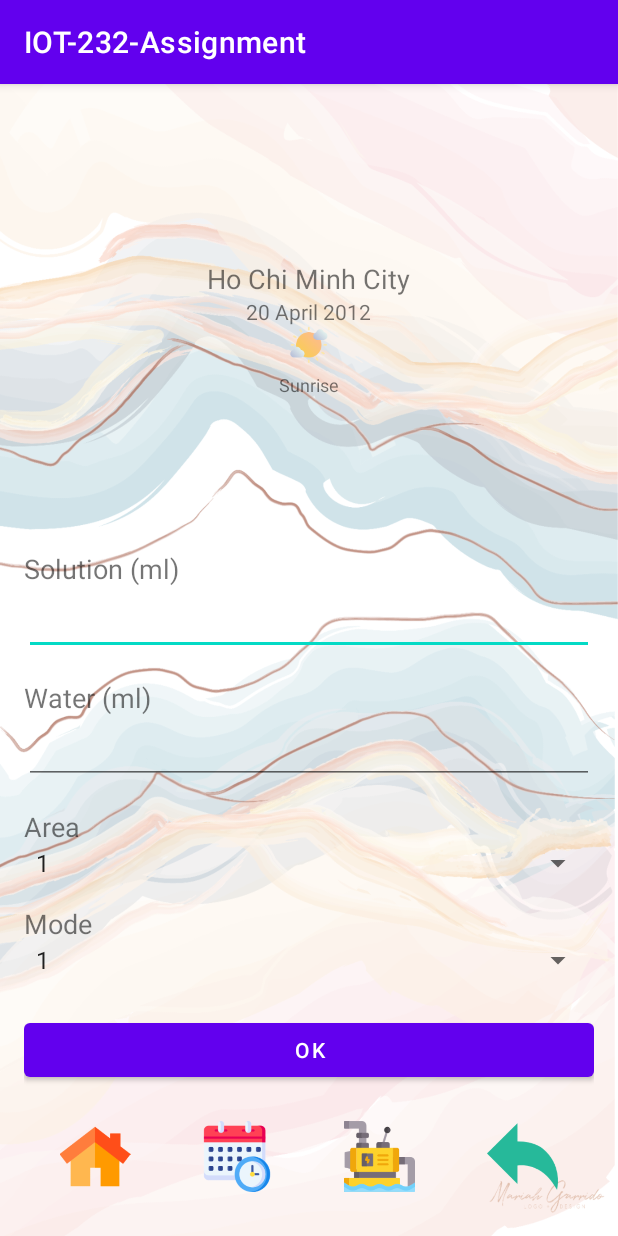
After one commit to kientr2002/IOT-232-Assignment-UI, an Android app: the AddMixActivity screen opened directly, with no data from a screen before it, on a phone screen of 412 x 824 dp. The commit adds this screen. Run offline under Robolectric (Android 15) with nearby library versions, the phone set to English and light mode, and no system bars; libraries missing offline, so code that uses them is left out: com.github.angads25.toggle, org.eclipse.paho.

Commit message:
add 2 page add schedule and add mix

```diff
--- a/app/src/main/AndroidManifest.xml
+++ b/app/src/main/AndroidManifest.xml
@@ -38,7 +38,12 @@
         <activity android:name=".MixActivity">
 
         </activity>
+        <activity android:name=".AddScheduleActivity">
 
+        </activity>
+        <activity android:name=".AddMixActivity">
+
+        </activity>
         <service android:name="org.eclipse.paho.android.service.MqttService"/>
     </application>
 
--- /dev/null
+++ b/app/src/main/java/com/example/iot_232_assignment/AddMixActivity.java
@@ -0,0 +1,67 @@
+package com.example.iot_232_assignment;
+
+import androidx.appcompat.app.AppCompatActivity;
+import androidx.annotation.NonNull;
+import androidx.core.app.ActivityCompat;
+
+import android.app.AlertDialog;
+
+import android.Manifest;
+
+import android.content.Context;
+import android.content.DialogInterface;
+import android.content.pm.PackageManager;
+import android.content.Intent;
+
+import android.graphics.Color;
+import android.graphics.drawable.GradientDrawable;
+
+import android.location.Address;
+import android.location.Geocoder;
+
+import android.os.AsyncTask;
+import android.os.Bundle;
+import android.os.Handler;
+
+import android.util.Log;
+
+import android.view.View;
+
+import android.widget.Button;
+import android.widget.ImageView;
+import android.widget.LinearLayout;
+import android.widget.TextView;
+import android.widget.Toast;
+import android.widget.ImageButton;
+
+import com.github.angads25.toggle.interfaces.OnToggledListener;
+import com.github.angads25.toggle.widget.LabeledSwitch;
+
+import org.eclipse.paho.client.mqttv3.IMqttDeliveryToken;
+import org.eclipse.paho.client.mqttv3.MqttCallbackExtended;
+import org.eclipse.paho.client.mqttv3.MqttException;
+import org.eclipse.paho.client.mqttv3.MqttMessage;
+
+import java.io.BufferedReader;
+import java.io.IOException;
+import java.io.InputStreamReader;
+import java.net.HttpURLConnection;
+import java.net.URL;
+import java.nio.charset.Charset;
+import java.text.SimpleDateFormat;
+import java.util.Calendar;
+import java.util.Date;
+import java.util.List;
+import java.util.Locale;
+import java.util.TimeZone;
+
+import org.json.JSONArray;
+import org.json.JSONException;
+import org.json.JSONObject;
+
+public class AddMixActivity extends AppCompatActivity {
+    protected void onCreate(Bundle savedInstanceState){
+        super.onCreate(savedInstanceState);
+        setContentView(R.layout.activity_addmix); // Ensure this matches your layout file name
+    }
+}
--- a/app/src/main/java/com/example/iot_232_assignment/MQTTHelper.java
+++ b/app/src/main/java/com/example/iot_232_assignment/MQTTHelper.java
@@ -118,14 +118,14 @@ public class MQTTHelper {
         for (int i = 0; i < arrayTopics.length; i++) {
             final int index = i;
             if (subscribedTopics.contains(arrayTopics[i])) {
-                Log.d(arrayTopics[i], ":Already subscribed");
+//                Log.d(arrayTopics[i], ":Already subscribed");
                 continue;
             } else {
                 try {
                     mqttAndroidClient.subscribe(arrayTopics[i], 0, null, new IMqttActionListener() {
                         @Override
                         public void onSuccess(IMqttToken asyncActionToken) {
-                            Log.d(arrayTopics[index], ":Subscribed!");
+//                            Log.d(arrayTopics[index], ":Subscribed!");
                             subscribedTopics.add(arrayTopics[index]);
                         }
 
--- /dev/null
+++ b/app/src/main/res/layout/activity_addmix.xml
@@ -0,0 +1,187 @@
+<?xml version="1.0" encoding="utf-8"?>
+<LinearLayout xmlns:android="http://schemas.android.com/apk/res/android"
+    xmlns:tools="http://schemas.android.com/tools"
+    android:layout_width="match_parent"
+    android:layout_height="match_parent"
+    android:orientation="vertical"
+    android:background="@drawable/background"
+    tools:context=".AddMixActivity">
+    <LinearLayout
+        android:layout_width="match_parent"
+        android:layout_height="match_parent"
+        android:orientation="vertical"
+        android:padding="16dp">
+        <LinearLayout
+            android:layout_width="match_parent"
+            android:layout_height="0dp"
+            android:layout_weight="40"
+            android:orientation="vertical"
+            android:gravity = "center">
+            <!--        Time API-->
+            <LinearLayout
+                android:id="@+id/addressContainer"
+                android:layout_width="match_parent"
+                android:layout_height="wrap_content"
+                android:gravity="center"
+                android:orientation="vertical">
+
+                <TextView
+                    android:id="@+id/address"
+                    android:layout_width="wrap_content"
+                    android:layout_height="wrap_content"
+                    android:text="Ho Chi Minh City"
+                    android:textSize="18dp" />
+
+                <TextView
+                    android:id="@+id/forecastTextView"
+                    android:layout_width="wrap_content"
+                    android:layout_height="wrap_content"
+                    android:text="20 April 2012"
+                    android:textSize="14dp" />
+            </LinearLayout>
+            <ImageView android:id="@+id/weatherImageView" android:layout_width="25dp" android:layout_height="25dp"
+                android:src="@drawable/sunny"/>
+            <Space android:layout_width="wrap_content" android:layout_height="5dp"/>
+            <TextView android:id="@+id/weatherTextView" android:layout_width="wrap_content" android:layout_height="wrap_content"
+                android:textSize="12dp" android:text="Sunrise"/>
+        </LinearLayout>
+
+
+        <TextView
+            android:layout_width="wrap_content"
+            android:layout_height="wrap_content"
+            android:text="Solution (ml)"
+            android:textSize="18sp" />
+
+        <EditText
+            android:id="@+id/solution_input"
+            android:layout_width="match_parent"
+            android:layout_height="wrap_content"
+            android:inputType="numberDecimal" />
+
+        <TextView
+            android:layout_width="wrap_content"
+            android:layout_height="wrap_content"
+            android:text="Water (ml)"
+            android:textSize="18sp"
+            android:layout_marginTop="16dp" />
+
+        <EditText
+            android:id="@+id/water_input"
+            android:layout_width="match_parent"
+            android:layout_height="wrap_content"
+            android:inputType="numberDecimal" />
+
+        <TextView
+            android:layout_width="wrap_content"
+            android:layout_height="wrap_content"
+            android:text="Area"
+            android:textSize="18sp"
+            android:layout_marginTop="16dp" />
+
+        <Spinner
+            android:id="@+id/area_spinner"
+            android:layout_width="match_parent"
+            android:layout_height="wrap_content"
+            android:entries="@array/area_options" />
+
+        <TextView
+            android:layout_width="wrap_content"
+            android:layout_height="wrap_content"
+            android:text="Mode"
+            android:textSize="18sp"
+            android:layout_marginTop="16dp" />
+
+        <Spinner
+            android:id="@+id/mode_spinner"
+            android:layout_width="match_parent"
+            android:layout_height="wrap_content"
+            android:entries="@array/mode_options" />
+
+        <Button
+            android:id="@+id/ok_button"
+            android:layout_width="match_parent"
+            android:layout_height="wrap_content"
+            android:text="OK"
+            android:layout_marginTop="24dp" />
+        <LinearLayout
+
+            android:layout_width="match_parent"
+            android:layout_height="0dp"
+            android:layout_weight="10"
+            android:layout_marginTop="10dp">
+            <LinearLayout
+                android:id="@+id/NavigateBarLayout1"
+                android:layout_width="0dp"
+                android:layout_height="match_parent"
+                android:layout_weight="50"
+                android:layout_margin="5dp"
+                android:orientation="horizontal">
+                <ImageButton
+                    android:id="@+id/homeButton"
+                    android:layout_width="match_parent"
+                    android:layout_height="match_parent"
+                    android:src="@drawable/home"
+                    android:scaleType="fitCenter"
+                    android:adjustViewBounds = "true"
+                    android:background="?android:attr/selectableItemBackgroundBorderless"
+                    android:padding="8dp"
+                    android:layout_gravity="center" />
+            </LinearLayout>
+            <LinearLayout
+                android:id="@+id/NavigateBarLayout2"
+                android:layout_width="0dp"
+                android:layout_height="match_parent"
+                android:layout_weight="50"
+                android:layout_margin="5dp"
+                android:orientation="horizontal">
+                <ImageButton
+                    android:id="@+id/scheduleButton"
+                    android:layout_width="match_parent"
+                    android:layout_height="match_parent"
+                    android:src="@drawable/schedule"
+                    android:scaleType="fitCenter"
+                    android:adjustViewBounds = "true"
+                    android:background="?android:attr/selectableItemBackgroundBorderless"
+                    android:padding="8dp"
+                    android:layout_gravity="center" />
+            </LinearLayout>
+            <LinearLayout
+                android:id="@+id/NavigateBarLayout3"
+                android:layout_width="0dp"
+                android:layout_height="match_parent"
+                android:layout_weight="50"
+                android:layout_margin="5dp"
+                android:orientation="horizontal">
+                <ImageButton
+                    android:id="@+id/mixButton"
+                    android:layout_width="match_parent"
+                    android:layout_height="match_parent"
+                    android:src="@drawable/pump"
+                    android:scaleType="fitCenter"
+                    android:adjustViewBounds = "true"
+                    android:background="?android:attr/selectableItemBackgroundBorderless"
+                    android:padding="8dp"
+                    android:layout_gravity="center" />
+            </LinearLayout>
+            <LinearLayout
+                android:id="@+id/NavigateBarLayout4"
+                android:layout_width="0dp"
+                android:layout_height="match_parent"
+                android:layout_weight="50"
+                android:layout_margin="5dp"
+                android:orientation="horizontal">
+                <ImageButton
+                    android:id="@+id/backButton"
+                    android:layout_width="match_parent"
+                    android:layout_height="match_parent"
+                    android:src="@drawable/back"
+                    android:scaleType="fitCenter"
+                    android:adjustViewBounds = "true"
+                    android:background="?android:attr/selectableItemBackgroundBorderless"
+                    android:padding="8dp"
+                    android:layout_gravity="center" />
+            </LinearLayout>
+        </LinearLayout>
+    </LinearLayout>
+</LinearLayout>
--- a/app/src/main/res/values/strings.xml
+++ b/app/src/main/res/values/strings.xml
@@ -1,3 +1,13 @@
 <resources>
     <string name="app_name">IOT-232-Assignment</string>
+    <string-array name="area_options">
+        <item>1</item>
+        <item>2</item>
+        <item>3</item>
+    </string-array>
+    <string-array name="mode_options">
+        <item>1</item>
+        <item>2</item>
+        <item>3</item>
+    </string-array>
 </resources>
```
Also changed, not shown: app/src/main/java/com/example/iot_232_assignment/AddScheduleActivity.java (added, +67 -0 lines), app/src/main/java/com/example/iot_232_assignment/MixActivity.java (+7 -0 lines), app/src/main/java/com/example/iot_232_assignment/ScheduleActivity.java (+7 -1 lines), app/src/main/res/layout/activity_addschedule.xml (added, +173 -0 lines).
